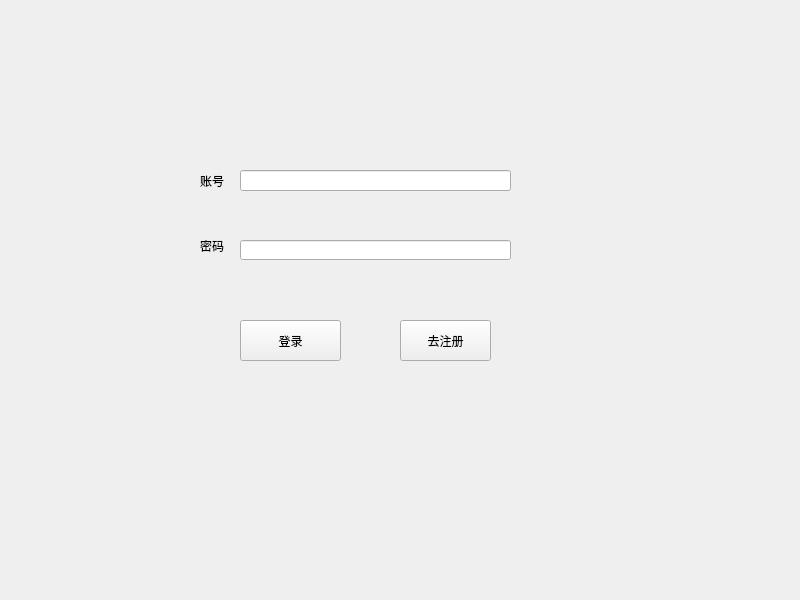
Before: the Qt Designer form untitled2/widget.ui in Yyf020529/YYFs, drawn with Qt 5.
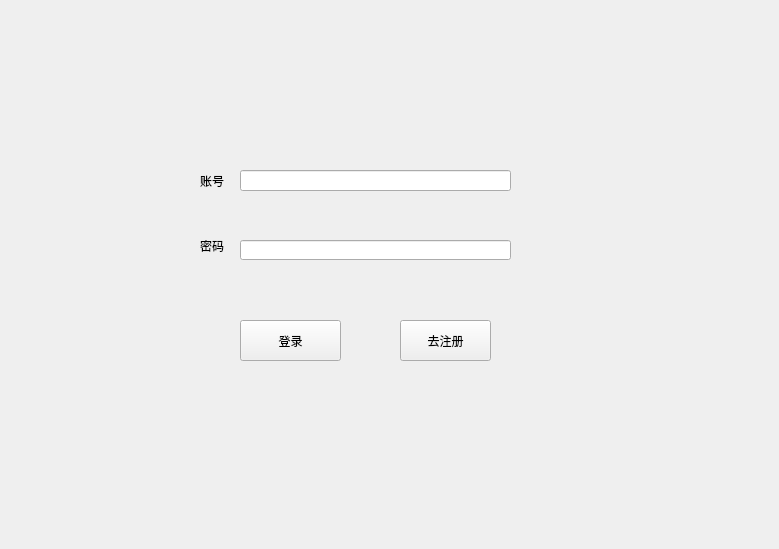
After: the same form once the commit is applied.

```diff
--- a/untitled2/widget.ui
+++ b/untitled2/widget.ui
@@ -6,8 +6,8 @@
    <rect>
     <x>0</x>
     <y>0</y>
-    <width>800</width>
-    <height>600</height>
+    <width>779</width>
+    <height>549</height>
    </rect>
   </property>
   <property name="windowTitle">
```
Left out of the diff: 2 changed lines with no effect on the pictures.
